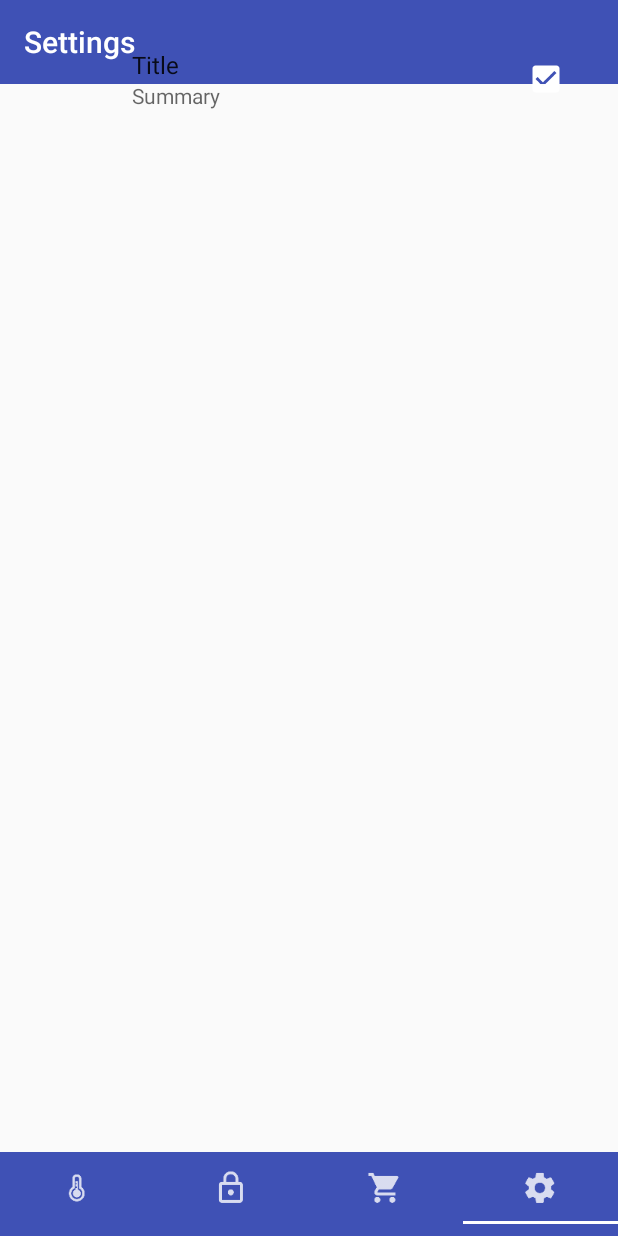
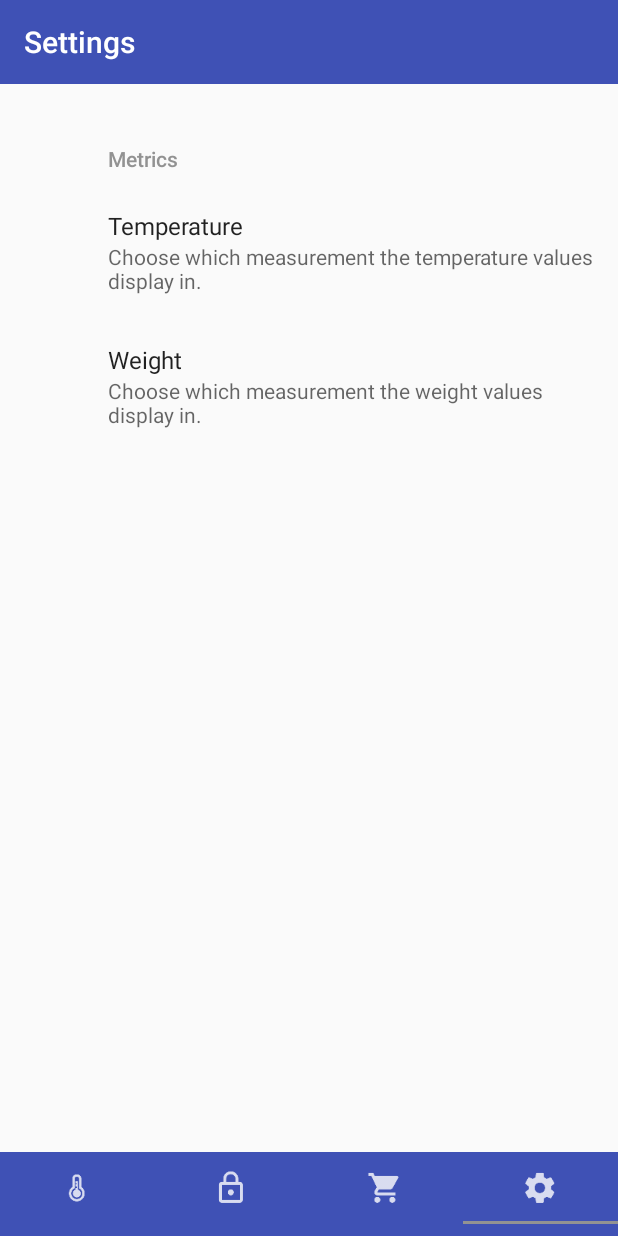
Before and after one commit to Sheehan95/smart-home, an Android app: the screen it shows after launch (MainActivity), item 4 of the bottom bar chosen, on a phone screen of 412 x 824 dp. Run offline under Robolectric (Android 15) with nearby library versions, the phone set to English and light mode, and no system bars; our stand-ins replace androidx.preference; 2 statements that could not run were skipped.

Commit message:
Implemented metric preferences for Android application

```diff
--- a/android-app/app/src/main/java/ie/sheehan/smarthome/MainActivity.java
+++ b/android-app/app/src/main/java/ie/sheehan/smarthome/MainActivity.java
@@ -4,7 +4,9 @@ import android.os.Bundle;
 import android.support.design.widget.TabLayout;
 import android.support.v4.view.ViewPager;
 import android.support.v7.app.AppCompatActivity;
+import android.support.v7.preference.PreferenceManager;
 import android.support.v7.widget.Toolbar;
+import android.util.Log;
 import android.view.View;
 
 import ie.sheehan.smarthome.adapter.TabPagerAdapter;
@@ -25,6 +27,8 @@ public class MainActivity extends AppCompatActivity {
     protected void onCreate(Bundle savedInstanceState) {
         super.onCreate(savedInstanceState);
         setContentView(R.layout.activity_main);
+
+        PreferenceManager.setDefaultValues(this, R.xml.preferences, false);
 
         final Toolbar toolbar = (Toolbar) findViewById(R.id.toolbar);
         toolbar.setTitle(R.string.title_environment_fragment);
@@ -86,6 +90,7 @@ public class MainActivity extends AppCompatActivity {
 
     public void showFromDatePickerDialog(View view) {
         adapter.temperatureFragment.openSetFromDateDialog();
+        Log.e("BUTTON", "MAIN ACTIVITY LISTENER");
     }
 
     public void showToDatePickerDialog(View view) {
--- a/android-app/app/src/main/java/ie/sheehan/smarthome/fragment/SettingsFragment.java
+++ b/android-app/app/src/main/java/ie/sheehan/smarthome/fragment/SettingsFragment.java
@@ -11,6 +11,15 @@ import ie.sheehan.smarthome.R;
  * A simple {@link Fragment} subclass.
  */
 public class SettingsFragment extends PreferenceFragmentCompat {
+
+    public static final String KEY_PREF_METRIC_TEMPERATURE = "pref_metric_temperature";
+    public static final String KEY_PREF_METRIC_WEIGHT = "pref_metric_weight";
+
+    public static final String VALUE_METRIC_TEMPERATURE_CELSIUS = "0";
+    public static final String VALUE_METRIC_TEMPERATURE_FAHRENHEIT = "1";
+
+    public static final String VALUE_METRIC_WEIGHT_METRIC = "0";
+    public static final String VALUE_METRIC_WEIGHT_IMPERIAL = "1";
 
 
     public SettingsFragment() {
--- a/android-app/app/src/main/java/ie/sheehan/smarthome/fragment/TemperatureFragment.java
+++ b/android-app/app/src/main/java/ie/sheehan/smarthome/fragment/TemperatureFragment.java
@@ -3,10 +3,13 @@ package ie.sheehan.smarthome.fragment;
 
 import android.app.DatePickerDialog;
 import android.content.Intent;
+import android.content.SharedPreferences;
 import android.content.res.Resources;
 import android.os.AsyncTask;
 import android.os.Bundle;
 import android.support.v4.app.Fragment;
+import android.support.v7.preference.PreferenceManager;
+import android.util.Log;
 import android.view.LayoutInflater;
 import android.view.View;
 import android.view.ViewGroup;
@@ -39,6 +42,7 @@ public class TemperatureFragment extends Fragment {
     // DECLARING CLASS VARIABLES
     // ============================================================================================
     Resources res;
+    SharedPreferences preferences;
 
     ScheduledExecutorService executorService;
 
@@ -72,6 +76,7 @@ public class TemperatureFragment extends Fragment {
         super.onStart();
 
         res = getResources();
+        preferences = PreferenceManager.getDefaultSharedPreferences(getActivity());
 
         temperatureView = (TextView) getActivity().findViewById(R.id.text_temperature);
         humidityView = (TextView) getActivity().findViewById(R.id.text_humidity);
@@ -127,7 +132,7 @@ public class TemperatureFragment extends Fragment {
             Toast.makeText(getActivity(), "You must set a date range.", Toast.LENGTH_SHORT).show();
             return;
         }
-
+        Log.e("BUTTON", "TEMPERATURE FRAGMENT");
         new GetTemperatureInRange().execute(fromDate, toDate);
     }
 
@@ -194,7 +199,7 @@ public class TemperatureFragment extends Fragment {
 
         @Override
         protected void onPostExecute(EnvironmentReading envReading) {
-            temperatureView.setText(res.getString(R.string.text_temperature_display, envReading.getTemperature()));
+            temperatureView.setText(res.getString(R.string.text_temperature_display_celsius, envReading.getTemperature()));
             humidityView.setText(res.getString(R.string.text_humidity_display, envReading.getHumidity()));
         }
 
--- a/android-app/app/src/main/java/ie/sheehan/smarthome/model/EnvironmentReading.java
+++ b/android-app/app/src/main/java/ie/sheehan/smarthome/model/EnvironmentReading.java
@@ -61,7 +61,7 @@ public class EnvironmentReading implements Serializable {
      * @return the date of the reading
      */
     public Date getDate() {
-        return new Date(timestamp * 1000L);
+        return new Date(timestamp);
     }
 
     @Override
--- a/android-app/app/src/main/res/layout/activity_main.xml
+++ b/android-app/app/src/main/res/layout/activity_main.xml
@@ -23,16 +23,17 @@
         android:layout_alignParentBottom="true"
         android:background="?attr/colorPrimary"
         android:minHeight="?attr/actionBarSize"
-        android:theme="@style/ThemeOverlay.AppCompat.Dark.ActionBar"/>
+        android:theme="@style/ThemeOverlay.AppCompat.Dark.ActionBar" />
 
     <android.support.v4.view.ViewPager
         android:id="@+id/pager"
         android:layout_width="match_parent"
         android:layout_height="fill_parent"
-        android:paddingLeft="@dimen/activity_horizontal_margin"
-        android:paddingRight="@dimen/activity_horizontal_margin"
+        android:paddingStart="0dp"
+        android:paddingEnd="0dp"
         android:paddingTop="@dimen/activity_vertical_margin"
         android:paddingBottom="@dimen/activity_vertical_margin"
-        android:layout_above="@id/tab_layout"/>
+        android:layout_above="@id/tab_layout"
+        android:layout_below="@id/toolbar" />
 
 </RelativeLayout>
--- a/android-app/app/src/main/res/layout/fragment_temperature.xml
+++ b/android-app/app/src/main/res/layout/fragment_temperature.xml
@@ -83,6 +83,4 @@
 
     </LinearLayout>
 
-
-
 </RelativeLayout>
--- a/android-app/app/src/main/res/values/colors.xml
+++ b/android-app/app/src/main/res/values/colors.xml
@@ -2,5 +2,5 @@
 <resources>
     <color name="colorPrimary">#3F51B5</color>
     <color name="colorPrimaryDark">#303F9F</color>
-    <color name="colorAccent">#FFFFFF</color>
+    <color name="colorAccent">#929292</color>
 </resources>
--- a/android-app/app/src/main/res/values/strings.xml
+++ b/android-app/app/src/main/res/values/strings.xml
@@ -13,11 +13,42 @@
     <string name="button_to_date">To Date</string>
 
     <!-- TEXT VIEWS -->
-    <string name="text_temperature_display">%1$.2f °C</string>
+    <string name="text_temperature_display_celsius">%1$.2f °C</string>
+    <string name="text_temperature_display_fahrenheit">%1$.2f °F</string>
     <string name="text_humidity_display">Humidity: %1$.2f</string>
 
     <string name="text_from_date">From: %1$s</string>
     <string name="text_to_date">To: %1$s</string>
+
+    <!-- PREFERENCES -->
+    <string name="pref_category_metrics">Metrics</string>
+
+    <string name="pref_title_metrics_temperature">Temperature</string>
+    <string name="pref_desc_metrics_temperature">Choose which measurement the temperature values display in.</string>
+
+    <string-array name="pref_metrics_temperature_options">
+        <item>Celsius</item>
+        <item>Fahrenheit</item>
+    </string-array>
+
+    <string-array name="pref_metrics_temperature_values">
+        <item>0</item>
+        <item>1</item>
+    </string-array>
+
+
+    <string name="pref_title_metrics_weight">Weight</string>
+    <string name="pref_desc_metrics_weight">Choose which measurement the weight values display in.</string>
+
+    <string-array name="pref_metrics_weight_options">
+        <item>Metric</item>
+        <item>Imperial</item>
+    </string-array>
+
+    <string-array name="pref_metrics_weight_values">
+        <item>0</item>
+        <item>1</item>
+    </string-array>
 
     <!-- PLACEHOLDERS -->
 
--- a/android-app/app/src/main/res/xml/preferences.xml
+++ b/android-app/app/src/main/res/xml/preferences.xml
@@ -1,11 +1,26 @@
 <?xml version="1.0" encoding="utf-8"?>
 <PreferenceScreen
-    xmlns:android="http://schemas.android.com/apk/res/android">
+    xmlns:android="http://schemas.android.com/apk/res/android"
+    xmlns:app="http://schemas.android.com/apk/res-auto">
 
-    <CheckBoxPreference
-        android:key="pref_sync"
-        android:title="Title"
-        android:summary="Summary"
-        android:defaultValue="true" />
+    <PreferenceCategory
+        android:title="@string/pref_category_metrics"
+        android:key="pref_key_metric_settings">
+        <ListPreference
+            android:key="pref_metric_temperature"
+            android:title="@string/pref_title_metrics_temperature"
+            android:summary="@string/pref_desc_metrics_temperature"
+            android:entries="@array/pref_metrics_temperature_options"
+            android:entryValues="@array/pref_metrics_temperature_values"
+            android:defaultValue="0" />
+
+        <ListPreference
+            android:key="pref_metric_weight"
+            android:title="@string/pref_title_metrics_weight"
+            android:summary="@string/pref_desc_metrics_weight"
+            android:entries="@array/pref_metrics_weight_options"
+            android:entryValues="@array/pref_metrics_weight_values"
+            android:defaultValue="0" />
+    </PreferenceCategory>
 
 </PreferenceScreen>
```
Also changed, not shown: android-app/app/src/main/java/ie/sheehan/smarthome/utility/DateUtility.java (+30 -2 lines).
